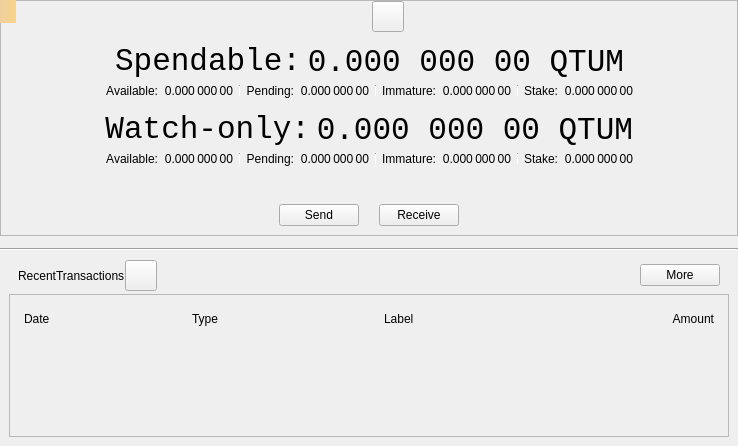
Qt form src/qt/forms/overviewpage.ui (qtumproject/qtum) before a commit.
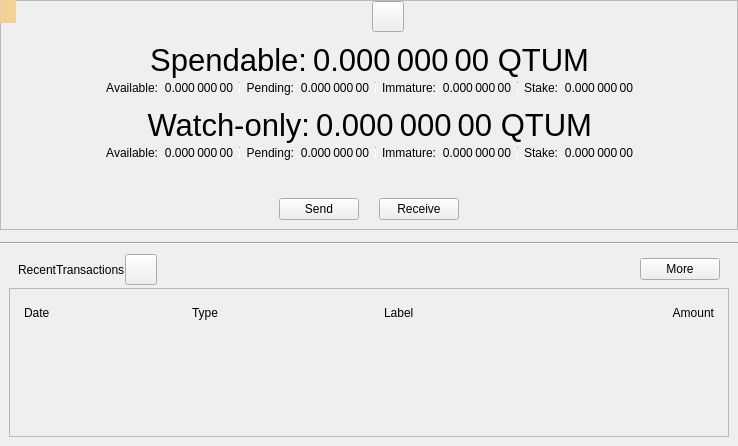
The same form after that commit. Icons and pictures are not drawn. Custom widgets are drawn as their Qt base class.

Commit message: Fix overview page

What changed in the file:
```diff
--- a/src/qt/forms/overviewpage.ui
+++ b/src/qt/forms/overviewpage.ui
@@ -178,7 +178,6 @@
              <widget class="QLabel" name="labelSpendable">
               <property name="font">
                <font>
-                <family>Monospace</family>
                 <pointsize>23</pointsize>
                </font>
               </property>
@@ -194,7 +193,6 @@
              <widget class="QLabel" name="labelTotal">
               <property name="font">
                <font>
-                <family>Monospace</family>
                 <pointsize>23</pointsize>
                </font>
               </property>
@@ -541,7 +539,6 @@
              <widget class="QLabel" name="labelWatchonly">
               <property name="font">
                <font>
-                <family>Monospace</family>
                 <pointsize>23</pointsize>
                </font>
               </property>
@@ -557,7 +554,6 @@
              <widget class="QLabel" name="labelWatchTotal">
               <property name="font">
                <font>
-                <family>Monospace</family>
                 <pointsize>23</pointsize>
                </font>
               </property>
```
The commit also changes 2 other files.
